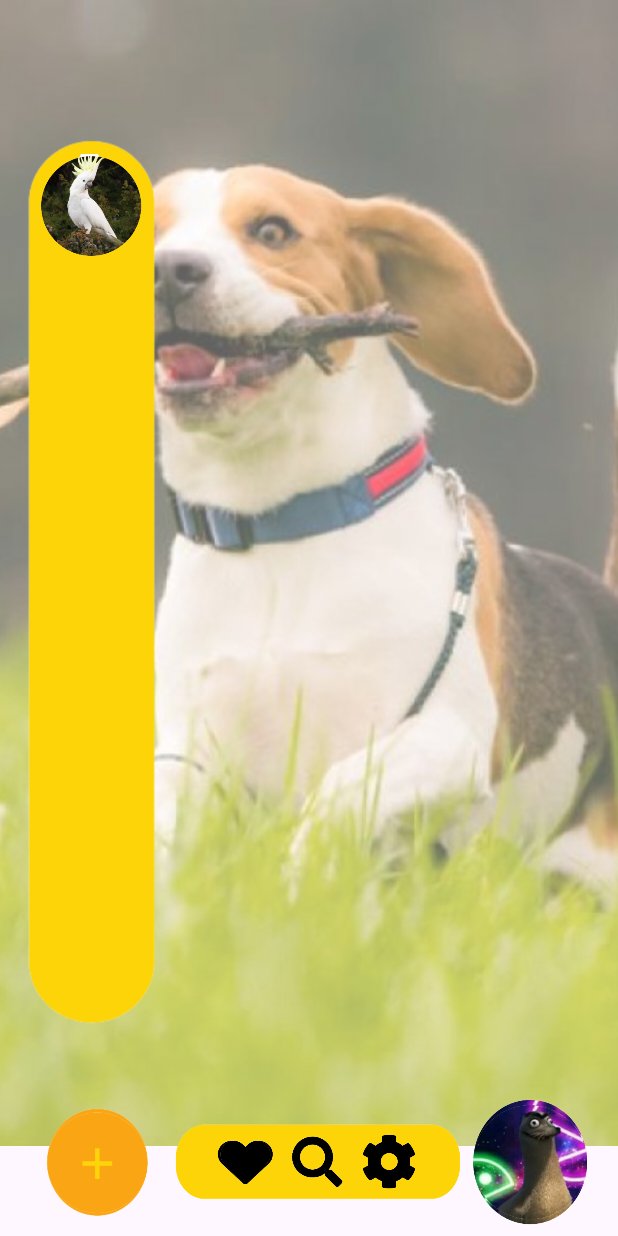
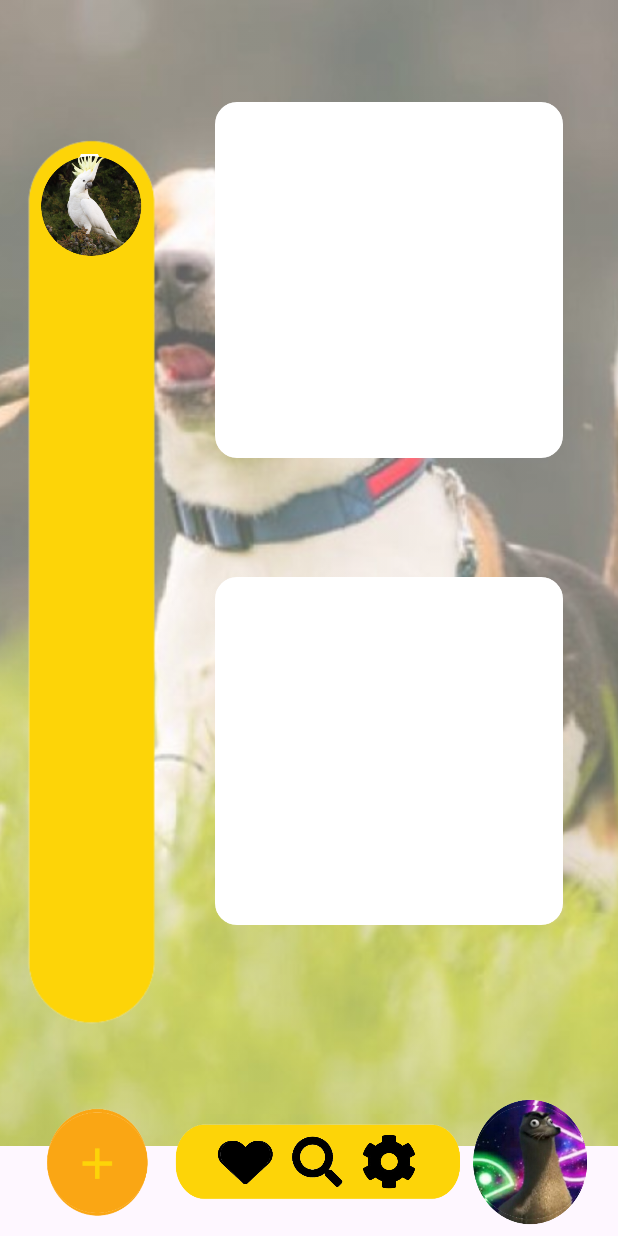
Before and after one commit to ElWnConLag/InstaPet, an Android app: the C_Home screen opened directly, with no data from a screen before it, on a phone screen of 412 x 824 dp. Run offline under Robolectric (Android 15) with nearby library versions, the phone set to English and light mode, and no system bars; our stand-ins replace Firebase (no records; nobody signed in at launch, a user with empty details on screens opened directly).

Commit message:
Revert "Merge branch 'recycler/listViewHome'"
This reverts commit dbf075b708eefb81dd24158171a3d07c48deb6bd, reversing
changes made to cd2752f5c1df76eb4ffa767a6f32662255ca2595.

```diff
--- a/app/src/main/java/insta/pet/instapet/C_Home.java
+++ b/app/src/main/java/insta/pet/instapet/C_Home.java
@@ -1,6 +1,5 @@
 package insta.pet.instapet;
 
-import androidx.annotation.NonNull;
 import androidx.appcompat.app.AppCompatActivity;
 
 
@@ -8,27 +7,11 @@ import android.content.Intent;
 import android.os.Bundle;
 import android.view.View;
 import android.widget.ImageButton;
-import android.widget.ListView;
 
 import com.google.firebase.auth.FirebaseAuth;
 import com.google.firebase.auth.FirebaseUser;
-import com.google.firebase.database.DataSnapshot;
-import com.google.firebase.database.DatabaseError;
-import com.google.firebase.database.DatabaseReference;
-import com.google.firebase.database.FirebaseDatabase;
-import com.google.firebase.database.ValueEventListener;
-
-import java.util.ArrayList;
-
-import insta.pet.instapet.adapter.AdapterMascota;
-import insta.pet.instapet.adapter.AdapterPublicaciones;
-import insta.pet.instapet.pojo.Publicaciones;
 
 public class C_Home extends AppCompatActivity {
-    DatabaseReference ref;
-    ArrayList<Publicaciones> listP;
-    ListView listView;
-    AdapterPublicaciones adapter;
 
     ImageButton botonAdopcion;
     ImageButton botonBuscar;
@@ -43,12 +26,6 @@ public class C_Home extends AppCompatActivity {
     protected void onCreate(Bundle savedInstanceState) {
         super.onCreate(savedInstanceState);
         setContentView(R.layout.c_home_act);
-
-        ref = FirebaseDatabase.getInstance().getReference().child("Publicaciones");
-        listView = findViewById(R.id.listViewP);
-        listP = new ArrayList<>();
-        adapter = new AdapterPublicaciones(this, listP);
-        listView.setAdapter(adapter);
 
         botonAdopcion = findViewById(R.id.btnAdoptar);
         botonBuscar = findViewById(R.id.btnBuscar);
@@ -99,24 +76,6 @@ public class C_Home extends AppCompatActivity {
             }
         });
 
-        ref.addValueEventListener(new ValueEventListener() {
-            @Override
-            public void onDataChange(@NonNull DataSnapshot dataSnapshot) {
-                if(dataSnapshot.exists()){
-                    for (DataSnapshot snapshot: dataSnapshot.getChildren()){
-                        Mascotas ms = snapshot.getValue(Mascotas.class);
-                        listP.add(ms);
-                    }
-                    adapter.notifyDataSetChanged();
-                }
-            }
-
-            @Override
-            public void onCancelled(@NonNull DatabaseError error) {
-
-            }
-        });
-
 
 
 
--- a/app/src/main/java/insta/pet/instapet/adapter/AdapterFotoMascotas.java
+++ /dev/null
@@ -1,4 +0,0 @@
-package insta.pet.instapet.adapter;
-
-public class AdapterFotoMascotas {
-}
--- a/app/src/main/java/insta/pet/instapet/pojo/FotoMascotas.java
+++ /dev/null
@@ -1,4 +0,0 @@
-package insta.pet.instapet.pojo;
-
-public class FotoMascotas {
-}
--- a/app/src/main/res/layout/c_home_act.xml
+++ b/app/src/main/res/layout/c_home_act.xml
@@ -103,27 +103,29 @@ tools:context=".C_Home">
     </LinearLayout>
 
     <LinearLayout
-        android:id="@+id/layoutview"
-        android:layout_width="275dp"
-        android:layout_height="391dp"
+        android:id="@+id/linearLayout5"
+        android:layout_width="232dp"
+        android:layout_height="237dp"
+        android:layout_marginTop="68dp"
+        android:background="@drawable/rblanco"
+        android:orientation="vertical"
+        app:layout_constraintEnd_toEndOf="@+id/fondo"
+        app:layout_constraintHorizontal_bias="0.48"
+        app:layout_constraintStart_toEndOf="@+id/linearLayout4"
+        app:layout_constraintTop_toTopOf="@+id/fondo">
+
+    </LinearLayout>
+
+    <LinearLayout
+        android:layout_width="232dp"
+        android:layout_height="232dp"
+        android:background="@drawable/rblanco"
         android:orientation="vertical"
         app:layout_constraintBottom_toTopOf="@+id/linearLayout3"
-        app:layout_constraintEnd_toEndOf="parent"
+        app:layout_constraintEnd_toEndOf="@+id/fondo"
+        app:layout_constraintHorizontal_bias="0.48"
         app:layout_constraintStart_toEndOf="@+id/linearLayout4"
-        app:layout_constraintTop_toTopOf="parent"
-        app:layout_constraintVertical_bias="0.506">
-        <ListView
-            android:id="@+id/listViewP"
-            android:layout_width="356dp"
-            android:layout_height="167dp"
-            android:layout_margin="10dp"
-            android:layout_weight="1"
-            app:layout_constraintBottom_toBottomOf="parent"
-            app:layout_constraintEnd_toEndOf="parent"
-            app:layout_constraintHorizontal_bias="0.49"
-            app:layout_constraintStart_toStartOf="parent"
-            app:layout_constraintTop_toTopOf="parent"
-            app:layout_constraintVertical_bias="0.854" />
-    </LinearLayout>
+        app:layout_constraintTop_toBottomOf="@+id/linearLayout5"
+        app:layout_constraintVertical_bias="0.422"></LinearLayout>
 
 </androidx.constraintlayout.widget.ConstraintLayout>
--- a/app/src/main/res/layout/row_foto_mascotas.xml
+++ /dev/null
@@ -1,6 +0,0 @@
-<?xml version="1.0" encoding="utf-8"?>
-<androidx.constraintlayout.widget.ConstraintLayout xmlns:android="http://schemas.android.com/apk/res/android"
-    android:layout_width="match_parent"
-    android:layout_height="match_parent">
-
-</androidx.constraintlayout.widget.ConstraintLayout>
```
Also changed, not shown: app/src/main/java/insta/pet/instapet/adapter/AdapterPublicaciones.java (deleted, +0 -72 lines), app/src/main/java/insta/pet/instapet/pojo/Publicaciones.java (deleted, +0 -32 lines), app/src/main/res/layout/row_publicaciones.xml (deleted, +0 -46 lines).
